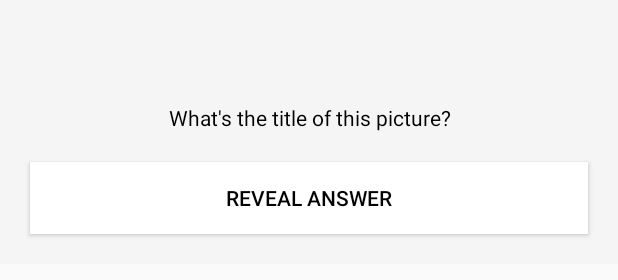
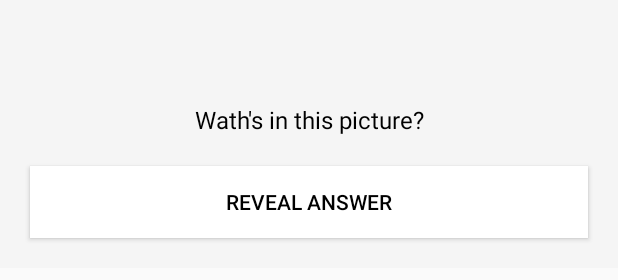
Before and after one commit to RTimal/wikipedia-image-search, an Android app: the layout dialog_image_details.xml on its own in the app's theme, with its tools: preview values and no code run, on a phone screen of 412 x 824 dp. Shown: the part 242-522 px from the top of the screen. Run offline under Robolectric (Android 15) with nearby library versions, the phone set to English and light mode, and no system bars.

Commit message:
bug fixes

```diff
--- a/WikipediaImageSearch/app/src/main/java/com/rajievtimal/wikipediaimagesearch/entities/Page.java
+++ b/WikipediaImageSearch/app/src/main/java/com/rajievtimal/wikipediaimagesearch/entities/Page.java
@@ -19,7 +19,11 @@ public class Page implements Serializable {
     }
 
     public String getPageUrl() {
-        return (mThumbnail != null ? mThumbnail.getSourceURL() : null);
+        String url = "http://en.wikipedia.org/?curid=";
+        if (mPageId != null) {
+            url += mPageId;
+        }
+        return url;
     }
 
     public String getTitle() {
--- a/WikipediaImageSearch/app/src/main/java/com/rajievtimal/wikipediaimagesearch/imagedetails/ImageDetailsFragment.java
+++ b/WikipediaImageSearch/app/src/main/java/com/rajievtimal/wikipediaimagesearch/imagedetails/ImageDetailsFragment.java
@@ -98,7 +98,7 @@ public class ImageDetailsFragment extends android.support.v4.app.DialogFragment
             @Override
             public void onClick(View v) {
                 if (mCurrentPage != null) {
-                    showURL(mCurrentPage.getImageURL());
+                    showURL(mCurrentPage.getPageUrl());
                 }
             }
         });
--- a/WikipediaImageSearch/app/src/main/java/com/rajievtimal/wikipediaimagesearch/search/MainActivity.java
+++ b/WikipediaImageSearch/app/src/main/java/com/rajievtimal/wikipediaimagesearch/search/MainActivity.java
@@ -144,6 +144,6 @@ public class MainActivity extends BaseActivity implements ImageResponder {
     @Override
     public void didClickOnPageImage(Page page) {
         DialogFragment imageDetailsFragment = ImageDetailsFragment.create(page);
-        imageDetailsFragment.show(getSupportFragmentManager(), "");
+        imageDetailsFragment.show(getSupportFragmentManager(), "page image details");
     }
 }
--- a/WikipediaImageSearch/app/src/main/res/layout/dialog_image_details.xml
+++ b/WikipediaImageSearch/app/src/main/res/layout/dialog_image_details.xml
@@ -37,8 +37,9 @@
             android:gravity="center"
             android:text="@string/what_is_this_picture_of"
             android:textColor="@color/black"
+            android:textSize="16sp"
             android:visibility="visible"
-            tools:text="What's the title of this picture?"/>
+            tools:text="Wath's in this picture?"/>
 
         <Button
             android:id="@+id/reveal_button"
--- a/WikipediaImageSearch/app/src/main/res/values/strings.xml
+++ b/WikipediaImageSearch/app/src/main/res/values/strings.xml
@@ -13,5 +13,5 @@
     <string name="reveal_answer">Reveal answer</string>
     <string name="what_is_this_picture_of">What is this picture of?</string>
     <string name="answer">Answer</string>
-    <string name="go_to_website">Go to website</string>
+    <string name="go_to_website">Go to Wikipedia Page</string>
 </resources>
```
